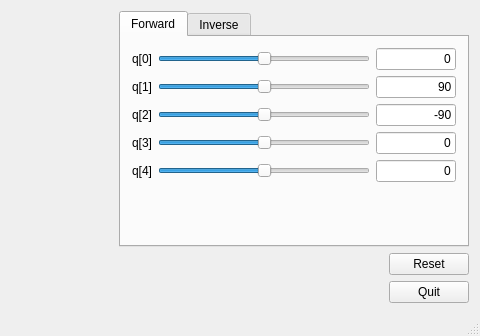
lego8421/PhantomX-Robot-Arm-Kit, file PhantomX-Robot-Arm-Kit/mainwindow.ui: the form before one commit; both pictures show x 211 to 691 and y 0 to 336 of the 691 by 336 pixel window.
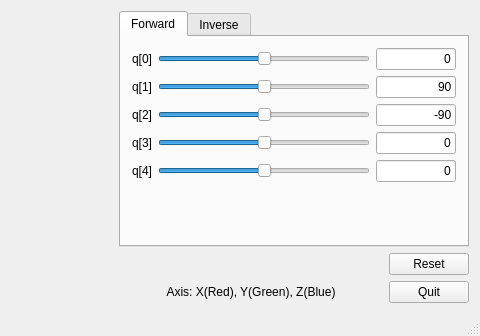
The form after the commit. Icons and pictures are not drawn. Custom widgets are drawn as their Qt base class.

Commit message: add axis description

Diff of the .ui file:
```diff
--- a/PhantomX-Robot-Arm-Kit/mainwindow.ui
+++ b/PhantomX-Robot-Arm-Kit/mainwindow.ui
@@ -676,6 +676,16 @@
         </property>
        </widget>
       </item>
+      <item row="2" column="0">
+       <widget class="QLabel" name="label_10">
+        <property name="text">
+         <string>Axis: X(Red), Y(Green), Z(Blue)</string>
+        </property>
+        <property name="alignment">
+         <set>Qt::AlignCenter</set>
+        </property>
+       </widget>
+      </item>
      </layout>
     </item>
    </layout>
```
